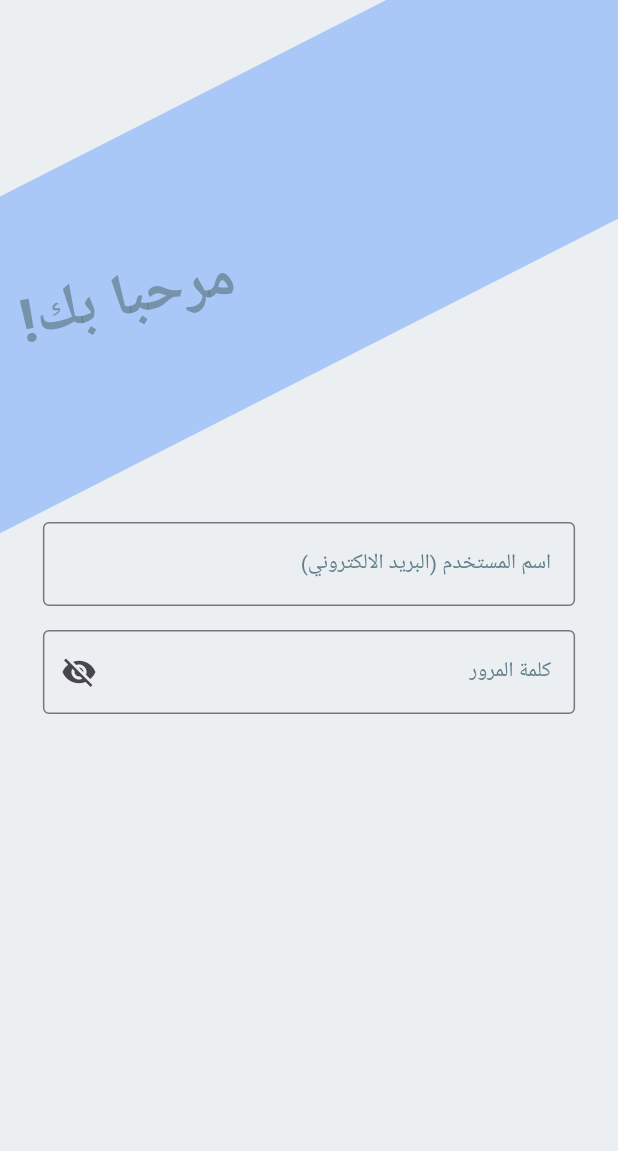
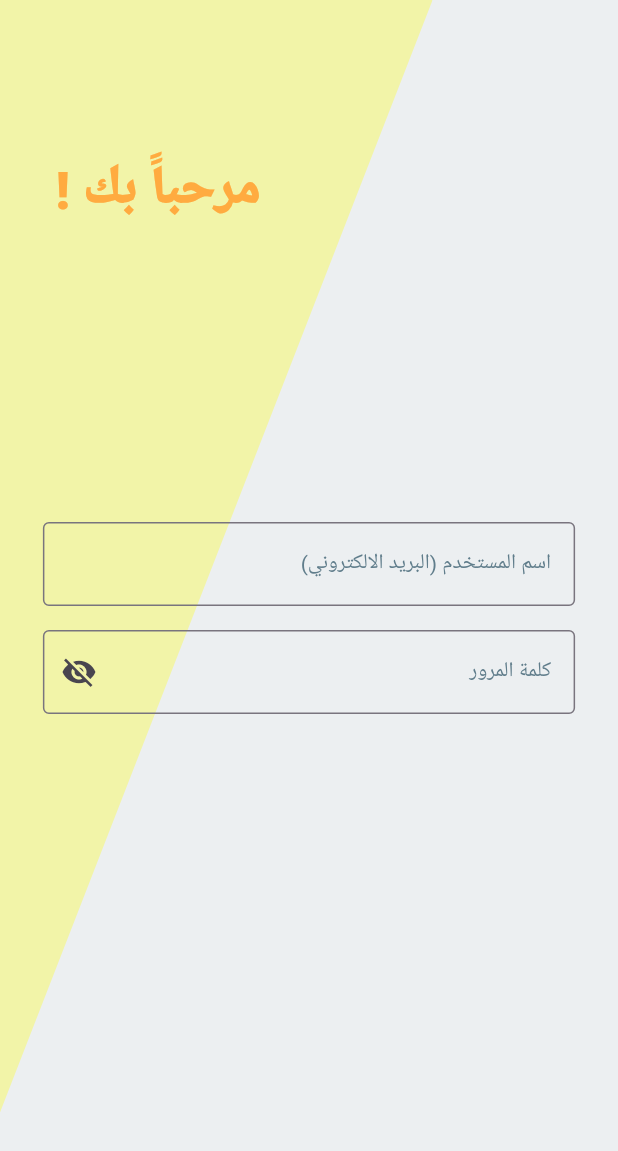
Before and after one commit to MouazAlhorani/SHAMS_APP_fe, a Flutter app: the screen it shows after launch, on a phone screen of 412 x 824 dp. Shown: the top 1151 px of the screen. Run offline on Flutter 3.47's test engine with Material 3 defaults, Android fonts, the phone set to English and light mode, and no system bars.

Commit message:
loginscreen 02

```diff
--- a/lib/view/login_page.dart
+++ b/lib/view/login_page.dart
@@ -1,3 +1,5 @@
+import 'dart:math';
+
 import 'package:fe_lw_shams/model/widgets_tamplate/text_field_01.dart';
 import 'package:flutter/material.dart';
 
@@ -19,37 +21,40 @@ class LoginPage extends StatelessWidget {
           height: screenHeight,
           color: Colors.blueGrey[50],
         ),
-        TweenAnimationBuilder<double>(
-          tween: Tween<double>(begin: -150, end: -15), // من خارج الشاشة لليمين
-          duration: const Duration(seconds: 1),
-          curve: Curves.easeOut,
-          builder: (context, value, child) {
-            return Positioned(
-              top: -200,
-              left: value,
-              child: Transform.rotate(
-                angle: 1.0 - value / 150,
+        Positioned(
+          left: 0,
+          child: TweenAnimationBuilder<double>(
+              tween: Tween<double>(begin: 0, end: 1),
+              duration: const Duration(seconds: 1),
+              curve: Curves.easeOut,
+              builder: (context, value, child) {
+                return ClipRect(
+                  child: Align(
+                    alignment: Alignment.topCenter,
+                    heightFactor: value,
+                    child: child,
+                  ),
+                );
+              },
+              child: ClipPath(
+                clipper: TriangleClipper(),
                 child: Container(
-                  width: 200,
-                  height: 800,
-                  color: Colors.blueAccent.withOpacity(0.4),
-                  child: Center(
-                      child: Transform.rotate(
-                    angle: -1.3,
-                    child: Text(
-                      'مرحبا بك!',
-                      style: TextStyle(
-                        fontSize: 40,
-                        fontWeight: FontWeight.bold,
-                        color: Colors.blueGrey.withOpacity(0.7),
-                      ),
-                    ),
-                  )),
+                  width: screenWidth * 0.7,
+                  height: screenHeight * 0.9,
+                  color: Colors.yellowAccent.withOpacity(0.3),
                 ),
-              ),
-            );
-          },
+              )),
         ),
+        Positioned(
+            top: 100,
+            left: MediaQuery.of(context).size.width * 0.09,
+            child: Text(
+              "مرحباََ بك !",
+              style: TextStyle(
+                  fontSize: 35,
+                  fontWeight: FontWeight.w900,
+                  color: Colors.orangeAccent),
+            )),
         Center(
           child: SizedBox(
             width: MediaQuery.of(context).size.width > 500
@@ -79,3 +84,21 @@ class LoginPage extends StatelessWidget {
     );
   }
 }
+
+class TriangleClipper extends CustomClipper<Path> {
+  @override
+  Path getClip(Size size) {
+    Path path = Path();
+
+    // نرسم 3 نقاط = مثلث
+    path.moveTo(0, 0); // فوق يسار
+    path.lineTo(size.width, 0); // فوق يمين
+    path.lineTo(0, size.height); // تحت يسار
+
+    path.close();
+    return path;
+  }
+
+  @override
+  bool shouldReclip(CustomClipper<Path> oldClipper) => false;
+}
```
